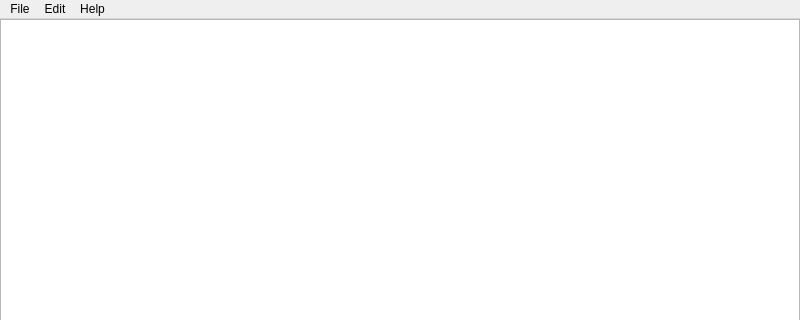
Qt form Form.ui (morsoth/FIBedit) before a commit; both pictures show x 0 to 800 and y 0 to 320 of the 800 by 600 pixel window.
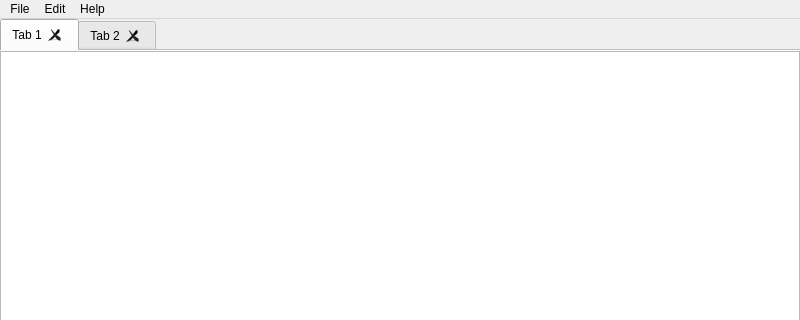
The same form after that commit. Custom widgets are drawn as their Qt base class.

Patch:
```diff
--- a/Form.ui
+++ b/Form.ui
@@ -31,7 +31,59 @@
      <number>0</number>
     </property>
     <item row="0" column="0">
-     <widget class="MyPlainTextEdit" name="plainTextEdit"/>
+     <widget class="QTabWidget" name="tabWidget">
+      <property name="tabPosition">
+       <enum>QTabWidget::North</enum>
+      </property>
+      <property name="tabShape">
+       <enum>QTabWidget::Rounded</enum>
+      </property>
+      <property name="currentIndex">
+       <number>0</number>
+      </property>
+      <property name="documentMode">
+       <bool>true</bool>
+      </property>
+      <property name="tabsClosable">
+       <bool>true</bool>
+      </property>
+      <property name="movable">
+       <bool>true</bool>
+      </property>
+      <property name="tabBarAutoHide">
+       <bool>false</bool>
+      </property>
+      <widget class="QWidget" name="tab">
+       <attribute name="title">
+        <string>Tab 1</string>
+       </attribute>
+       <layout class="QGridLayout" name="gridLayout_2">
+        <property name="leftMargin">
+         <number>0</number>
+        </property>
+        <property name="topMargin">
+         <number>0</number>
+        </property>
+        <property name="rightMargin">
+         <number>0</number>
+        </property>
+        <property name="bottomMargin">
+         <number>0</number>
+        </property>
+        <property name="spacing">
+         <number>0</number>
+        </property>
+        <item row="0" column="0">
+         <widget class="MyPlainTextEdit" name="plainTextEdit"/>
+        </item>
+       </layout>
+      </widget>
+      <widget class="QWidget" name="tab_2">
+       <attribute name="title">
+        <string>Tab 2</string>
+       </attribute>
+      </widget>
+     </widget>
     </item>
    </layout>
   </widget>
```
